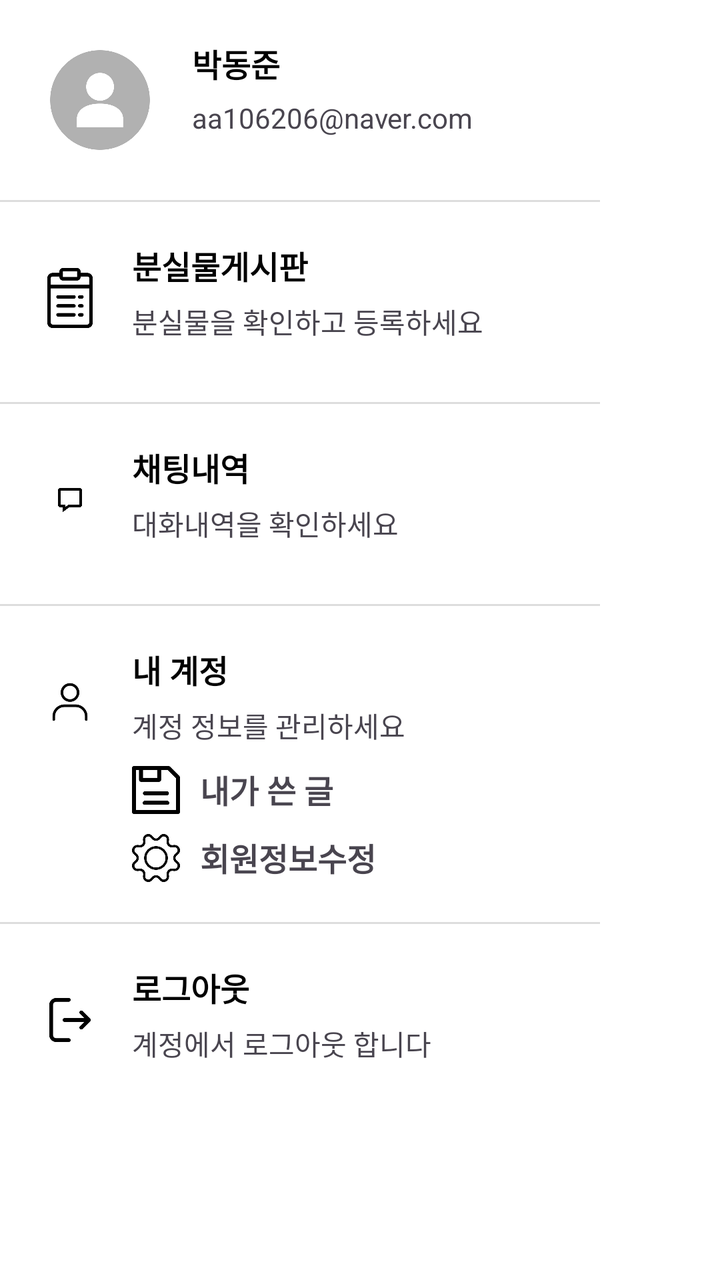
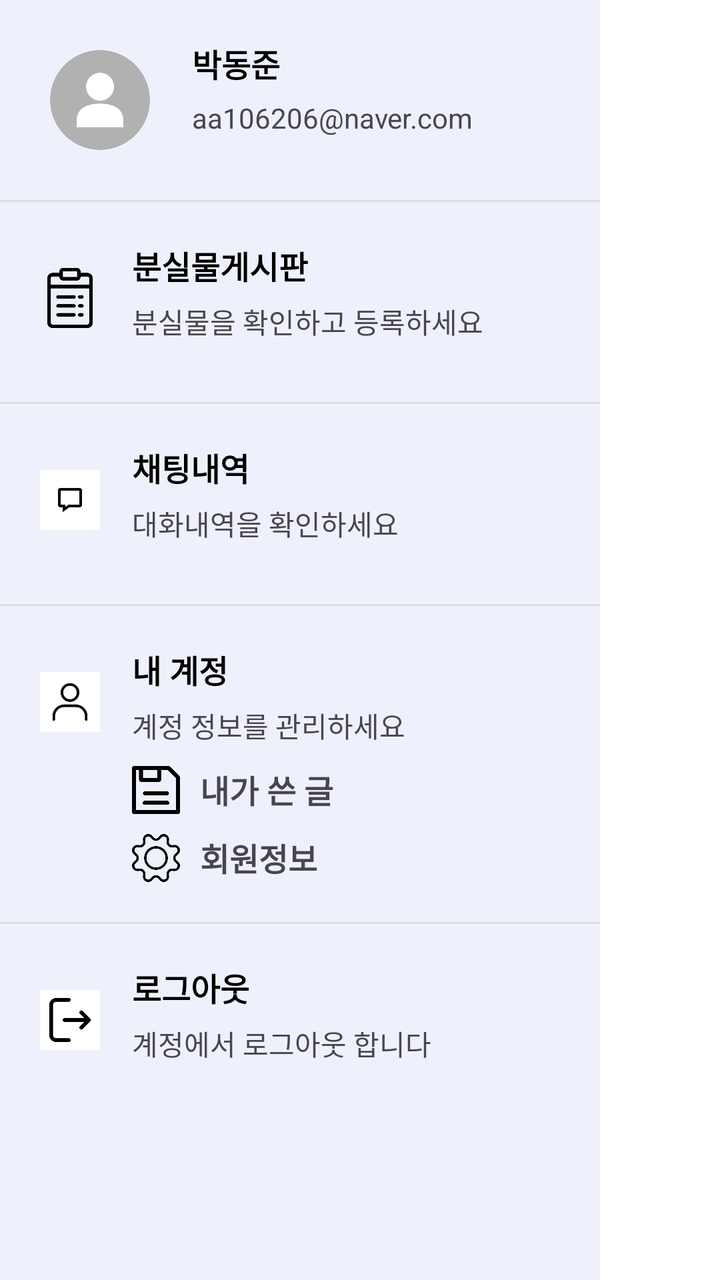

Two renders of the same Android screen: before a commit and after it. Below are the layout's source before the change and the commit's diff.
<!-- AndroidManifest.xml: application theme Theme.Lostfind -->
<!-- res/layout/navigation.xml -->
<?xml version="1.0" encoding="utf-8"?>
<com.google.android.material.navigation.NavigationView
    xmlns:android="http://schemas.android.com/apk/res/android"
    android:layout_width="300dp"
    android:layout_height="match_parent"
    xmlns:app="http://schemas.android.com/apk/res-auto"
    android:elevation="24dp"
    android:background="#FFFFFF">
    <LinearLayout
        android:layout_width="300dp"
        android:layout_height="match_parent"
        android:orientation="vertical"
        android:gravity="right"
        app:layout_constraintEnd_toEndOf="parent">

        <LinearLayout
            android:layout_width="match_parent"
            android:layout_height="100dp"
            android:padding="20dp">
            <ImageView
                android:layout_width="60dp"
                android:layout_height="60dp"
                android:src="@drawable/default_infoicon"
                android:layout_marginEnd="16dp" />
            <LinearLayout
                android:layout_width="wrap_content"
                android:layout_height="wrap_content"
                android:orientation="vertical">
                <TextView
                    android:id="@+id/userName"
                    android:layout_width="wrap_content"
                    android:layout_height="wrap_content"
                    android:layout_marginBottom="6dp"
                    android:text="박동준"
                    android:textSize="16sp"
                    android:textColor="#000000"
                    android:textStyle="bold"/>
                <TextView
                    android:id="@+id/userEmail"
                    android:layout_width="wrap_content"
                    android:layout_height="wrap_content"
                    android:text="aa106206@naver.com"
                    android:textSize="14sp" />
            </LinearLayout>
        </LinearLayout>


        <View
            android:layout_width="match_parent"
            android:layout_height="1dp"
            android:background="#DDDDDD" />


        <LinearLayout
            android:id="@+id/goPostlist"
            android:layout_width="match_parent"
            android:layout_height="100dp"
            android:padding="20dp">
            <ImageView
                android:layout_width="30dp"
                android:layout_height="30dp"
                android:layout_marginTop="13dp"
                android:src="@drawable/in_navi1"
                android:layout_marginEnd="16dp" />
            <LinearLayout
                android:layout_width="wrap_content"
                android:layout_height="wrap_content"
                android:orientation="vertical">
                <TextView
                    android:layout_width="wrap_content"
                    android:layout_height="wrap_content"
                    android:layout_marginBottom="6dp"
                    android:text="분실물게시판"
                    android:textSize="16sp"
                    android:textColor="#000000"
                    android:textStyle="bold"/>
                <TextView
                    android:layout_width="wrap_content"
                    android:layout_height="wrap_content"
                    android:text="분실물을 확인하고 등록하세요"
                    android:textSize="14sp" />
            </LinearLayout>
        </LinearLayout>


        <View
            android:layout_width="match_parent"
            android:layout_height="1dp"
            android:background="#DDDDDD" />


        <LinearLayout
            android:id="@+id/goChat"
            android:layout_width="match_parent"
            android:layout_height="100dp"
            android:padding="20dp">
            <ImageView
                android:layout_width="30dp"
                android:layout_height="30dp"
                android:layout_marginTop="13dp"
                android:src="@drawable/in_navi2"
                android:layout_marginEnd="16dp" />
            <LinearLayout
                android:layout_width="wrap_content"
                android:layout_height="wrap_content"
                android:orientation="vertical">
                <TextView
                    android:layout_width="wrap_content"
                    android:layout_height="wrap_content"
                    android:layout_marginBottom="6dp"
                    android:text="채팅내역"
                    android:textSize="16sp"
                    android:textColor="#000000"
                    android:textStyle="bold"/>
                <TextView
                    android:layout_width="wrap_content"
                    android:layout_height="wrap_content"
                    android:text="대화내역을 확인하세요"
                    android:textSize="14sp" />
            </LinearLayout>
        </LinearLayout>


        <View
            android:layout_width="match_parent"
            android:layout_height="1dp"
            android:background="#DDDDDD" />


        <LinearLayout
            android:layout_width="match_parent"
            android:layout_height="wrap_content"
            android:padding="20dp">
            <ImageView
                android:layout_width="30dp"
                android:layout_height="30dp"
                android:layout_marginTop="13dp"
                android:src="@drawable/in_navi4"
                android:layout_marginEnd="16dp" />
            <LinearLayout
                android:layout_width="wrap_content"
                android:layout_height="wrap_content"
                android:orientation="vertical">
                <TextView
                    android:layout_width="wrap_content"
                    android:layout_height="wrap_content"
                    android:layout_marginBottom="6dp"
                    android:text="내 계정"
                    android:textSize="16sp"
                    android:textColor="#000000"
                    android:textStyle="bold"/>
                <TextView
                    android:layout_width="wrap_content"
                    android:layout_height="wrap_content"
                    android:text="계정 정보를 관리하세요"
                    android:textSize="14sp" />
                <LinearLayout
                    android:id="@+id/goMypost"
                    android:layout_width="wrap_content"
                    android:layout_height="wrap_content"
                    android:orientation="horizontal"
                    android:layout_marginBottom="10dp"
                    android:layout_marginTop="10dp">
                    <ImageView
                        android:layout_width="24dp"
                        android:layout_height="24dp"
                        android:src="@drawable/in_navi6"
                        android:layout_marginRight="10dp"/>
                    <TextView
                        android:layout_width="wrap_content"
                        android:layout_height="wrap_content"
                        android:text="내가 쓴 글"
                        android:textSize="16sp"
                        android:textStyle="bold"/>
                </LinearLayout>
                <LinearLayout
                    android:id="@+id/goMyinfo"
                    android:layout_width="wrap_content"
                    android:layout_height="wrap_content"
                    android:orientation="horizontal">
                    <ImageView
                        android:layout_width="24dp"
                        android:layout_height="24dp"
                        android:src="@drawable/in_navi3"
                        android:layout_marginRight="10dp"/>
                    <TextView
                        android:layout_width="wrap_content"
                        android:layout_height="wrap_content"
                        android:text="회원정보수정"
                        android:textSize="16sp"
                        android:textStyle="bold"/>
                </LinearLayout>
            </LinearLayout>
        </LinearLayout>


        <View
            android:layout_width="match_parent"
            android:layout_height="1dp"
            android:background="#DDDDDD" />


        <LinearLayout
            android:id="@+id/goStart"
            android:layout_width="match_parent"
            android:layout_height="100dp"
            android:padding="20dp">
            <ImageView
                android:layout_width="30dp"
                android:layout_height="30dp"
                android:layout_marginTop="13dp"
                android:src="@drawable/in_navi5"
                android:layout_marginEnd="16dp" />
            <LinearLayout
                android:layout_width="wrap_content"
                android:layout_height="wrap_content"
                android:orientation="vertical">
                <TextView
                    android:layout_width="wrap_content"
                    android:layout_height="wrap_content"
                    android:layout_marginBottom="6dp"
                    android:text="로그아웃"
                    android:textSize="16sp"
                    android:textColor="#000000"
                    android:textStyle="bold"/>
                <TextView
                    android:layout_width="wrap_content"
                    android:layout_height="wrap_content"
                    android:text="계정에서 로그아웃 합니다"
                    android:textSize="14sp" />
            </LinearLayout>
        </LinearLayout>
    </LinearLayout>
</com.google.android.material.navigation.NavigationView>
<!-- resources referenced by this layout -->
<resources>
  <!-- drawable default_infoicon: png bitmap (drawable, 16943 bytes) -->
  <!-- drawable in_navi1: png bitmap (drawable, 4513 bytes) -->
  <!-- drawable in_navi2: jpg bitmap (drawable, 6498 bytes) -->
  <!-- drawable in_navi3: png bitmap (drawable, 6284 bytes) -->
  <!-- drawable in_navi4: jpg bitmap (drawable, 3814 bytes) -->
  <!-- drawable in_navi5: jpg bitmap (drawable, 8983 bytes) -->
  <!-- drawable in_navi6: png bitmap (drawable, 2003 bytes) -->
  <style name="Theme.Lostfind" parent="Base.Theme.Lostfind" />
  <style name="Base.Theme.Lostfind" parent="Theme.Material3.DayNight.NoActionBar">
          
          
      </style>
</resources>

<!-- the commit's change to res/layout/navigation.xml (unified diff, before → after) -->
@@ -11,7 +11,8 @@
         android:layout_height="match_parent"
         android:orientation="vertical"
         android:gravity="right"
-        app:layout_constraintEnd_toEndOf="parent">
+        app:layout_constraintEnd_toEndOf="parent"
+        android:background="@color/one">
 
         <LinearLayout
             android:layout_width="match_parent"
@@ -186,7 +187,7 @@
                     <TextView
                         android:layout_width="wrap_content"
                         android:layout_height="wrap_content"
-                        android:text="회원정보수정"
+                        android:text="회원정보"
                         android:textSize="16sp"
                         android:textStyle="bold"/>
                 </LinearLayout>
<!-- resource entries referenced after the edit -->
@@ -1,5 +1,6 @@
 <!-- resources referenced by this layout -->
 <resources>
+  <color name="one">#EEF1FB</color>
   <!-- drawable default_infoicon: png bitmap (drawable, 16943 bytes) -->
   <!-- drawable in_navi1: png bitmap (drawable, 4513 bytes) -->
   <!-- drawable in_navi2: jpg bitmap (drawable, 6498 bytes) -->
